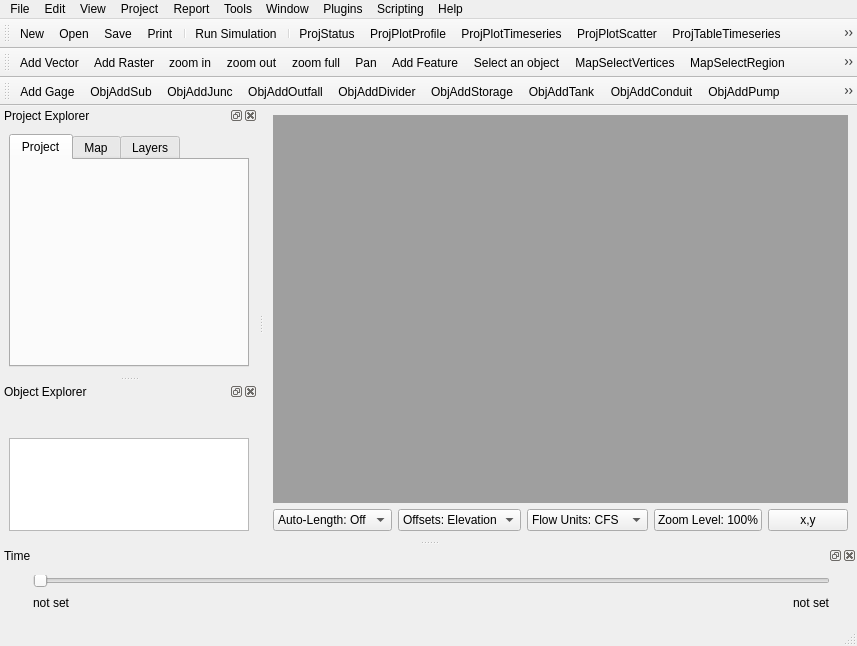
This is src/ui/frmMainDesigner.ui in USEPA/SWMM-EPANET_User_Interface as Qt 5 draws it before an edit. The edited form follows.
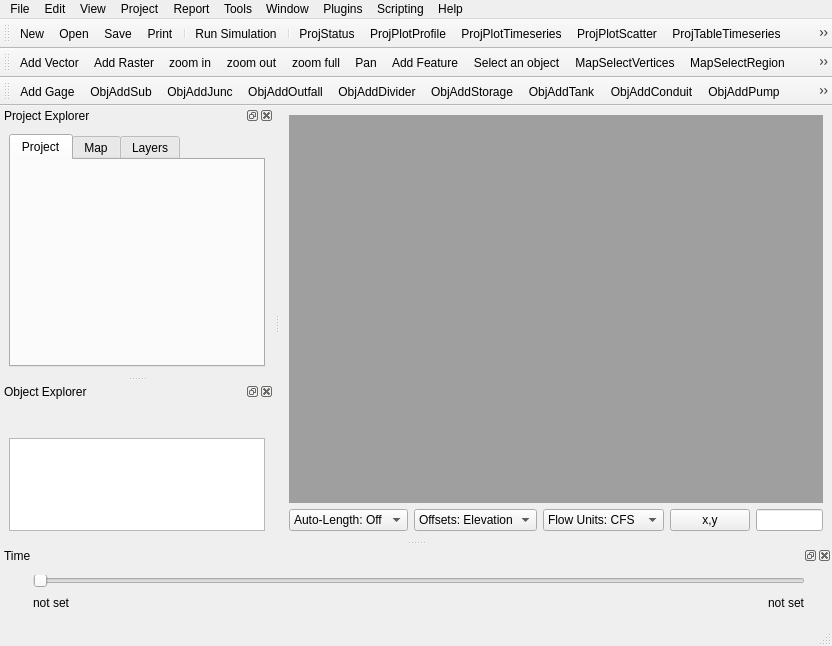
This is the edited form. Icons and pictures are not drawn.

Commit message: update main form remove unused button for zoom to full scale add txtCrs for displaying projection ellipsoid name update map display map unit

Diff of the .ui file:
```diff
--- a/src/ui/frmMainDesigner.ui
+++ b/src/ui/frmMainDesigner.ui
@@ -97,16 +97,19 @@
        </widget>
       </item>
       <item>
-       <widget class="QPushButton" name="btnZoom100">
+       <widget class="QPushButton" name="btnCoord">
         <property name="text">
-         <string>Zoom Level: 100%</string>
+         <string>x,y</string>
         </property>
        </widget>
       </item>
       <item>
-       <widget class="QPushButton" name="btnCoord">
-        <property name="text">
-         <string>x,y</string>
+       <widget class="QLineEdit" name="txtCrs">
+        <property name="alignment">
+         <set>Qt::AlignRight|Qt::AlignTrailing|Qt::AlignVCenter</set>
+        </property>
+        <property name="readOnly">
+         <bool>true</bool>
         </property>
        </widget>
       </item>
```
The commit also changes 2 other files.
